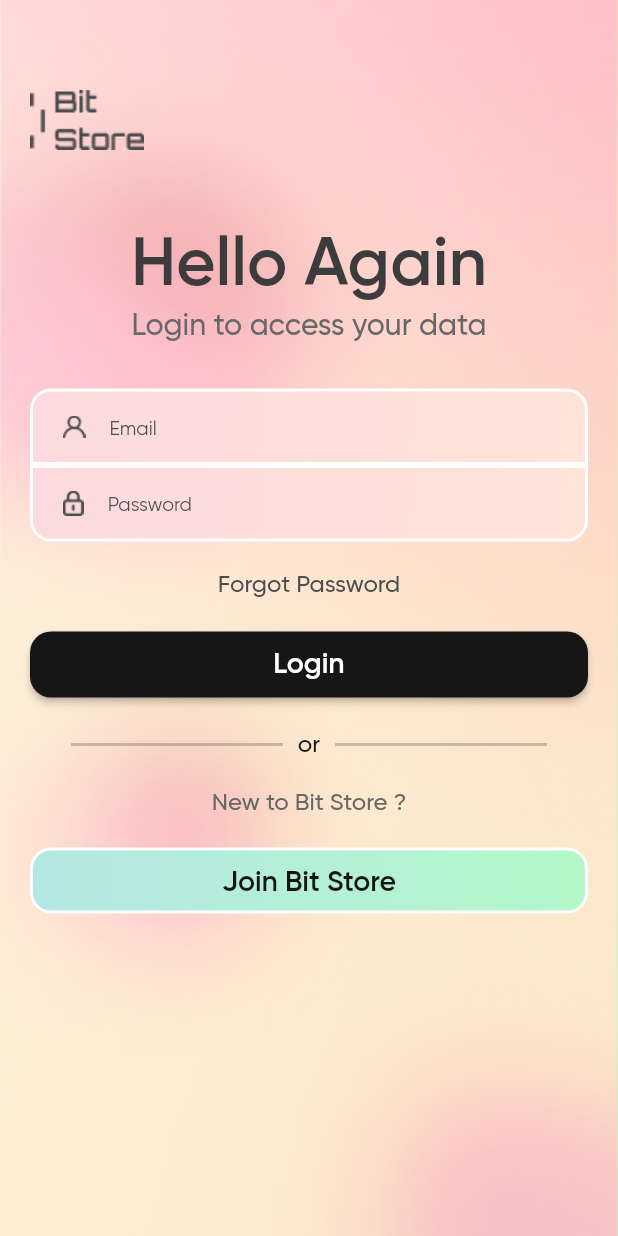
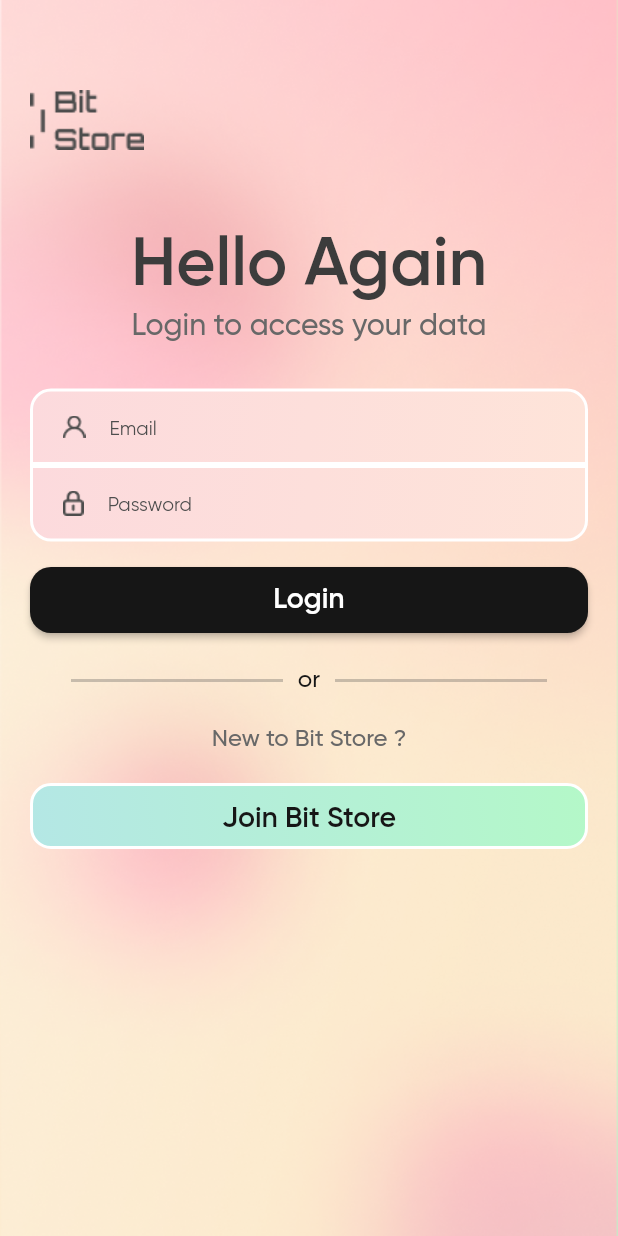
Before and after one commit to Bit-Store-repo/FrontEnd, a Flutter app: the screen it shows after launch, on a phone screen of 412 x 824 dp. Run offline on Flutter 3.47's test engine with Material 2 defaults, Android fonts, the phone set to English and light mode, and no system bars; our stand-ins replace hive, hive_flutter, image_picker, modal_bottom_sheet; missing offline and left inert: encrypt, mongo_dart; accounts and stored records are empty.

```diff
--- a/lib/account_pages/checkPassword.dart
+++ b/lib/account_pages/checkPassword.dart
@@ -28,7 +28,7 @@ class _checkPasswordState extends State<checkPassword> {
       headers: <String, String>{
         'Content-Type': 'application/json; charset=UTF-8',
       },
-      body: json.encode(<String, String>{'email': email, 'password': password}),
+      body: json.encode(<String, String>{'email': email.toLowerCase(), 'password': password}),
     );
   }
 
--- a/lib/account_pages/editAccount.dart
+++ b/lib/account_pages/editAccount.dart
@@ -84,7 +84,8 @@ class _edit_accountState extends State<edit_account> {
       headers: <String, String>{
         'Content-Type': 'application/json; charset=UTF-8',
       },
-      body: json.encode(<String, String>{'email': email, 'userName': username}),
+      body: json.encode(
+          <String, String>{'email': email.toLowerCase(), 'userName': username}),
     );
   }
 
--- a/lib/onboarding_pages/login.dart
+++ b/lib/onboarding_pages/login.dart
@@ -22,7 +22,8 @@ class _login_screenState extends State<login_screen> {
       headers: <String, String>{
         'Content-Type': 'application/json; charset=UTF-8',
       },
-      body: json.encode(<String, String>{'email': email, 'password': password}),
+      body: json.encode(
+          <String, String>{'email': email.toLowerCase(), 'password': password}),
     );
   }
 
@@ -223,23 +224,23 @@ class _login_screenState extends State<login_screen> {
                     ),
                   ],
                   SizedBox(
-                    height: 5,
+                    height: 15,
                   ),
-                  TextButton(
-                    onPressed: () {},
-                    child: Text(
-                      'Forgot Password',
-                      style: TextStyle(
-                        color: Color.fromRGBO(77, 77, 77, 1),
-                        fontSize: 16,
-                        fontFamily: 'gilroy',
-                        fontWeight: FontWeight.w500,
-                      ),
-                    ),
-                  ),
-                  SizedBox(
-                    height: 5,
-                  ),
+                  // TextButton(
+                  //   onPressed: () {},
+                  //   child: Text(
+                  //     'Forgot Password',
+                  //     style: TextStyle(
+                  //       color: Color.fromRGBO(77, 77, 77, 1),
+                  //       fontSize: 16,
+                  //       fontFamily: 'gilroy',
+                  //       fontWeight: FontWeight.w500,
+                  //     ),
+                  //   ),
+                  // ),
+                  // SizedBox(
+                  //   height: 5,
+                  // ),
                   ElevatedButton(
                     onPressed: () async {
                       String email = emailController.text;
--- a/lib/onboarding_pages/register.dart
+++ b/lib/onboarding_pages/register.dart
@@ -25,7 +25,8 @@ class _registerState extends State<register> {
       headers: <String, String>{
         'Content-Type': 'application/json; charset=UTF-8',
       },
-      body: json.encode(<String, String>{'email': email, 'password': password}),
+      body: json.encode(
+          <String, String>{'email': email.toLowerCase(), 'password': password}),
     );
   }
 
@@ -35,7 +36,7 @@ class _registerState extends State<register> {
       headers: <String, String>{
         'Content-Type': 'application/json; charset=UTF-8',
       },
-      body: json.encode(<String, String>{'email': email}),
+      body: json.encode(<String, String>{'email': email.toLowerCase()}),
     );
   }
 
--- a/lib/onboarding_pages/verifyMail.dart
+++ b/lib/onboarding_pages/verifyMail.dart
@@ -34,7 +34,8 @@ class _verifyMailState extends State<verifyMail> {
       headers: <String, String>{
         'Content-Type': 'application/json; charset=UTF-8',
       },
-      body: json.encode(<String, String>{'email': email, 'otp': otp}),
+      body: json
+          .encode(<String, String>{'email': email.toLowerCase(), 'otp': otp}),
     );
   }
 
```
Also changed, not shown: lib/account_pages/account_landing.dart (+17 -4 lines), lib/account_pages/changeMail.dart (+5 -2 lines), lib/account_pages/changePassword.dart (+5 -2 lines), lib/home_screens/homeScreen.dart (+0 -12 lines), lib/onboarding_pages/splash.dart (+0 -9 lines), 1 other file.
